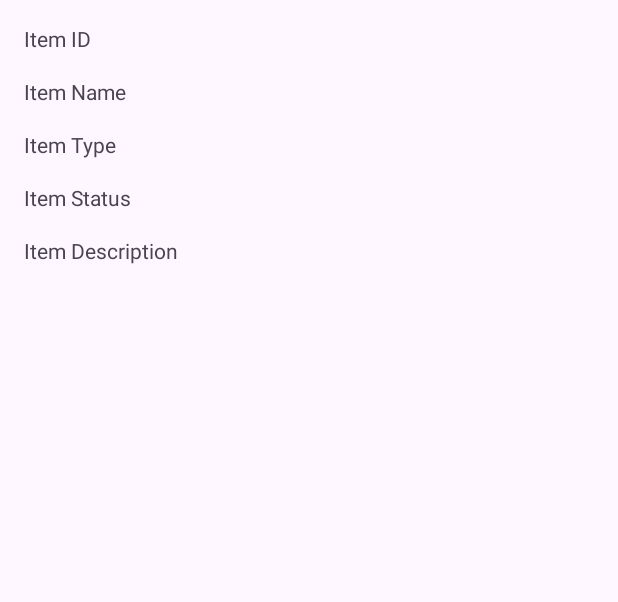
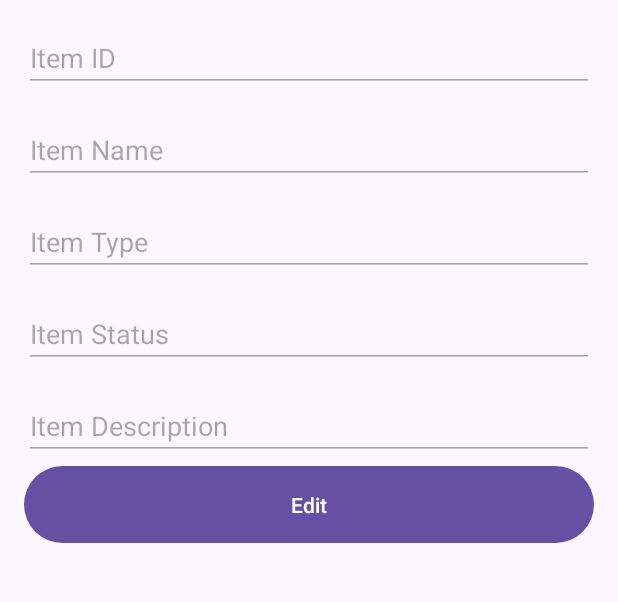
Before and after one commit to rayhanfay/pplm-project, an Android app: the ItemDetailActivity screen opened directly, with no data from a screen before it, on a phone screen of 412 x 824 dp, the part 96-698 px from its top. Run offline under Robolectric (Android 15) with nearby library versions, the phone set to English and light mode, and no system bars; our stand-ins replace Firebase (no records; nobody signed in at launch, a user with empty details on screens opened directly); 2 statements that could not run were skipped.

Commit message:
00.27 16.05.2025

```diff
--- a/ProjectInventarisUAS/app/src/main/java/com/pplm/projectinventarisuas/data/model/Item.kt
+++ b/ProjectInventarisUAS/app/src/main/java/com/pplm/projectinventarisuas/data/model/Item.kt
@@ -1,9 +1,11 @@
 package com.pplm.projectinventarisuas.data.model
 
 import android.os.Parcelable
+import com.google.firebase.database.IgnoreExtraProperties
 import kotlinx.parcelize.Parcelize
 
 @Parcelize
+@IgnoreExtraProperties
 data class Item(
     val item_id: String = "",
     val item_name: String = "",
--- a/ProjectInventarisUAS/app/src/main/java/com/pplm/projectinventarisuas/data/repository/UserRepository.kt
+++ b/ProjectInventarisUAS/app/src/main/java/com/pplm/projectinventarisuas/data/repository/UserRepository.kt
@@ -1,6 +1,5 @@
 package com.pplm.projectinventarisuas.data.repository
 
-import android.util.Log
 import com.pplm.projectinventarisuas.data.database.DatabaseProvider
 import com.pplm.projectinventarisuas.data.model.User
 import java.security.MessageDigest
@@ -38,8 +37,8 @@ class UserRepository {
                         callback(
                             User(
                                 "student",
+                                studentName,
                                 studentId,
-                                studentName,
                                 isPasswordChanged = isPasswordChanged
                             )
                         )
--- a/ProjectInventarisUAS/app/src/main/java/com/pplm/projectinventarisuas/ui/adminsection/item/ItemDetailActivity.kt
+++ b/ProjectInventarisUAS/app/src/main/java/com/pplm/projectinventarisuas/ui/adminsection/item/ItemDetailActivity.kt
@@ -1,34 +1,95 @@
 package com.pplm.projectinventarisuas.ui.adminsection.item
 
-import android.annotation.SuppressLint
 import android.os.Bundle
+import android.view.View
 import androidx.appcompat.app.AppCompatActivity
+import androidx.lifecycle.ViewModelProvider
 import com.pplm.projectinventarisuas.databinding.ActivityItemDetailBinding
 import com.pplm.projectinventarisuas.data.model.Item
+import com.pplm.projectinventarisuas.data.repository.BorrowingRepository
+import com.pplm.projectinventarisuas.data.repository.ItemRepository
+import com.pplm.projectinventarisuas.data.repository.UserRepository
+import com.pplm.projectinventarisuas.utils.components.CustomDialog
+import com.pplm.projectinventarisuas.utils.viewmodel.ItemViewModel
+import com.pplm.projectinventarisuas.utils.viewmodel.ViewModelFactory
 
 class ItemDetailActivity : AppCompatActivity() {
 
     private lateinit var binding: ActivityItemDetailBinding
+    private lateinit var viewModel: ItemViewModel
+    private lateinit var item: Item
+    private var isEditMode: Boolean = false
 
-    @SuppressLint("SetTextI18n")
     override fun onCreate(savedInstanceState: Bundle?) {
         super.onCreate(savedInstanceState)
         binding = ActivityItemDetailBinding.inflate(layoutInflater)
         setContentView(binding.root)
 
+        setupViewModel()
+
+        item = intent.getParcelableExtra("item")!!
+        isEditMode = intent.getBooleanExtra("isEditMode", false)
+
+        setupToolbar()
+        populateFields(item)
+        setupButtons()
+        setEditMode(isEditMode)
+    }
+
+    private fun setupViewModel() {
+        val factory = ViewModelFactory(ItemRepository(), BorrowingRepository(), UserRepository())
+        viewModel = ViewModelProvider(this, factory)[ItemViewModel::class.java]
+    }
+
+    private fun setupToolbar() {
         setSupportActionBar(binding.toolbar)
         supportActionBar?.setDisplayHomeAsUpEnabled(true)
         binding.toolbar.setNavigationOnClickListener {
             onBackPressedDispatcher.onBackPressed()
         }
+    }
 
-        val item = intent.getParcelableExtra<Item>("item")
-        item?.let {
-            binding.tvItemId.text = "ID: ${it.item_id}"
-            binding.tvItemName.text = "Name: ${it.item_name}"
-            binding.tvItemtype.text = "Type: ${it.item_type}"
-            binding.tvItemStatus.text = "Status: ${it.item_status}"
-            binding.tvItemDesciption.text = "Description: ${it.item_description}"
+    private fun populateFields(item: Item) {
+        binding.etItemId.setText(item.item_id)
+        binding.etItemName.setText(item.item_name)
+        binding.etItemType.setText(item.item_type)
+        binding.etItemStatus.setText(item.item_status)
+        binding.etItemDesciption.setText(item.item_description)
+    }
+
+    private fun setupButtons() {
+        binding.btnEdit.setOnClickListener {
+            setEditMode(true)
+        }
+
+        binding.btnSave.setOnClickListener {
+            val updatedItem = item.copy(
+                item_name = binding.etItemName.text.toString(),
+                item_type = binding.etItemType.text.toString(),
+                item_status = binding.etItemStatus.text.toString(),
+                item_description = binding.etItemDesciption.text.toString()
+            )
+
+            viewModel.updateItem(updatedItem)
+            CustomDialog.alert(
+                context = this,
+                message = "Item berhasil diperbarui",
+                onDismiss = { finish() }
+            )
+            setEditMode(false)
+            item = updatedItem
         }
     }
+
+    private fun setEditMode(enabled: Boolean) {
+        isEditMode = enabled
+
+        binding.etItemName.isEnabled = enabled
+        binding.etItemType.isEnabled = enabled
+        binding.etItemStatus.isEnabled = enabled
+        binding.etItemDesciption.isEnabled = enabled
+
+        binding.btnEdit.visibility = if (enabled) View.GONE else View.VISIBLE
+        binding.btnSave.visibility = if (enabled) View.VISIBLE else View.GONE
+    }
 }
--- a/ProjectInventarisUAS/app/src/main/res/layout/activity_item_detail.xml
+++ b/ProjectInventarisUAS/app/src/main/res/layout/activity_item_detail.xml
@@ -24,39 +24,59 @@
             android:orientation="vertical"
             android:padding="16dp">
 
-            <TextView
-                android:id="@+id/tvItemId"
+            <EditText
+                android:id="@+id/etItemId"
                 android:layout_width="match_parent"
                 android:layout_height="wrap_content"
-                android:text="Item ID" />
+                android:text="Item ID"
+                android:enabled="false" />
 
-            <TextView
-                android:id="@+id/tvItemName"
+            <EditText
+                android:id="@+id/etItemName"
                 android:layout_width="match_parent"
                 android:layout_height="wrap_content"
                 android:text="Item Name"
-                android:layout_marginTop="16dp" />
+                android:layout_marginTop="16dp"
+                android:enabled="false" />
 
-            <TextView
-                android:id="@+id/tvItemtype"
+            <EditText
+                android:id="@+id/etItemType"
                 android:layout_width="match_parent"
                 android:layout_height="wrap_content"
                 android:text="Item Type"
-                android:layout_marginTop="16dp" />
+                android:layout_marginTop="16dp"
+                android:enabled="false" />
 
-            <TextView
-                android:id="@+id/tvItemStatus"
+            <EditText
+                android:id="@+id/etItemStatus"
                 android:layout_width="match_parent"
                 android:layout_height="wrap_content"
                 android:text="Item Status"
-                android:layout_marginTop="16dp" />
+                android:layout_marginTop="16dp"
+                android:enabled="false" />
 
-            <TextView
-                android:id="@+id/tvItemDesciption"
+            <EditText
+                android:id="@+id/etItemDesciption"
                 android:layout_width="match_parent"
                 android:layout_height="wrap_content"
                 android:text="Item Description"
-                android:layout_marginTop="16dp" />
+                android:layout_marginTop="16dp"
+                android:enabled="false" />
+
+            <Button
+                android:id="@+id/btnEdit"
+                android:layout_width="match_parent"
+                android:layout_height="wrap_content"
+                android:padding="16dp"
+                android:text="Edit" />
+
+            <Button
+                android:id="@+id/btnSave"
+                android:layout_width="match_parent"
+                android:layout_height="wrap_content"
+                android:padding="16dp"
+                android:text="Simpan"
+                android:visibility="gone" />
         </LinearLayout>
     </ScrollView>
 </LinearLayout>
```
Also changed, not shown: ProjectInventarisUAS/app/src/main/java/com/pplm/projectinventarisuas/data/repository/BorrowingRepository.kt (+44 -0 lines), ProjectInventarisUAS/app/src/main/java/com/pplm/projectinventarisuas/data/repository/ItemRepository.kt (+15 -1 lines), ProjectInventarisUAS/app/src/main/java/com/pplm/projectinventarisuas/ui/adminsection/item/ItemFragment.kt (+5 -2 lines), ProjectInventarisUAS/app/src/main/java/com/pplm/projectinventarisuas/ui/studentsection/borrowing/BorrowingItemActivity.kt (+63 -59 lines), ProjectInventarisUAS/app/src/main/java/com/pplm/projectinventarisuas/utils/viewmodel/BorrowingViewModel.kt (+36 -0 lines), ProjectInventarisUAS/app/src/main/java/com/pplm/projectinventarisuas/utils/viewmodel/ItemViewModel.kt (+8 -0 lines).
